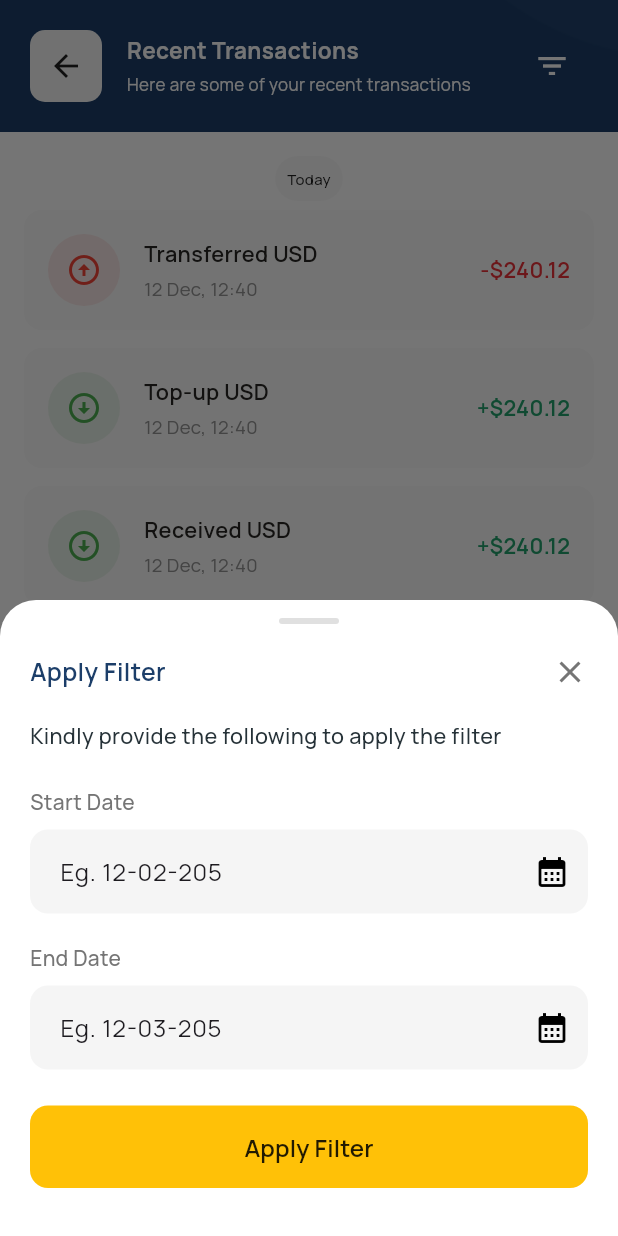
After one commit to mulwa/sareefx, a Flutter app: the RecentTransactionPage screen opened by its route, after a tap on the "filter list" icon, on a phone screen of 412 x 824 dp. The commit adds this screen. Run offline on Flutter 3.47's test engine with Material 3 defaults, Android fonts, the phone set to English and light mode, and no system bars; our stand-ins replace card_swiper, dotted_line, flutter_screenutil, flutter_svg, google_fonts, intl_phone_field and 4 more; missing offline and left inert: numpad_layout.

Commit message:
added recent transaction page

```diff
--- /dev/null
+++ b/lib/features/auth/widgets/custom_app_bar_two.dart
@@ -0,0 +1,77 @@
+import 'package:flutter/material.dart';
+import 'package:flutter_screenutil/flutter_screenutil.dart';
+import 'package:sareefx/features/auth/widgets/widgets.dart';
+import 'package:sareefx/utils/core.dart';
+
+class CustomAppBarTwo extends StatelessWidget {
+  final VoidCallback? onIconButtonPressed;
+  final String? title;
+  final String? subtitle;
+  final bool showIcon;
+  const CustomAppBarTwo({
+    super.key,
+    this.onIconButtonPressed,
+    this.title,
+    this.subtitle,
+    required this.showIcon,
+  });
+
+  @override
+  Widget build(BuildContext context) {
+    return Container(
+      decoration: BoxDecoration(
+        image: DecorationImage(
+          image: AssetImage(AssetsPath.dashBg),
+          fit: BoxFit.cover,
+        ),
+      ),
+      child: SafeArea(
+        bottom: false,
+        child: Padding(
+          padding: const EdgeInsets.all(20.0),
+          child: Row(
+            children: [
+              PopButton(onTap: () => Navigator.pop(context)),
+              SizedBox(width: 16.sp),
+              Expanded(
+                child: Column(
+                  crossAxisAlignment: CrossAxisAlignment.start,
+                  children: [
+                    Text(
+                      title!,
+                      style: TextStyle(
+                        color: AppColors.white,
+                        fontWeight: FontWeight.bold,
+                        fontSize: AppSizes.fontSizeMd,
+                      ),
+                    ),
+                    SizedBox(height: 4),
+                    Text(
+                      subtitle!,
+                      style: TextStyle(
+                        color: AppColors.white,
+                        fontSize: 11.sp,
+                        fontWeight: FontWeight.w400,
+                      ),
+                    ),
+                  ],
+                ),
+              ),
+              showIcon
+                  ? IconButton(
+                      icon: Icon(Icons.filter_list, color: Colors.white),
+                      onPressed: () {
+                        onIconButtonPressed != null
+                            ? onIconButtonPressed!()
+                            : null;
+                        // _showFilterBottomSheet(context);
+                      },
+                    )
+                  : SizedBox(),
+            ],
+          ),
+        ),
+      ),
+    );
+  }
+}
--- /dev/null
+++ b/lib/features/dashboard/transactions/recent_transaction_page.dart
@@ -0,0 +1,446 @@
+import 'package:flutter/material.dart';
+import 'package:flutter_screenutil/flutter_screenutil.dart';
+import 'package:google_fonts/google_fonts.dart';
+import 'package:sareefx/features/auth/widgets/custom_app_bar_two.dart';
+import 'package:sareefx/features/auth/widgets/widgets.dart';
+import 'package:sareefx/utils/core.dart';
+
+class RecentTransactionPage extends StatelessWidget {
+  const RecentTransactionPage({Key? key}) : super(key: key);
+
+  @override
+  Widget build(BuildContext context) {
+    return Scaffold(
+      body: Column(
+        children: [
+          // Header
+          CustomAppBarTwo(
+            title: 'Recent Transactions',
+            subtitle: 'Here are some of your recent transactions',
+            showIcon: true,
+            onIconButtonPressed: () => _showFilterBottomSheet(context),
+          ),
+          // Transactions List
+          Expanded(
+            child: ListView(
+              padding: EdgeInsets.symmetric(vertical: 16),
+              children: [
+                _buildDateHeader('Today'),
+                _buildTransactionItem(
+                  'Transferred USD',
+                  '12 Dec, 12:40',
+                  '-\$240.12',
+                  true,
+                  Icons.arrow_circle_up,
+                ),
+                _buildTransactionItem(
+                  'Top-up USD',
+                  '12 Dec, 12:40',
+                  '+\$240.12',
+                  false,
+                  Icons.arrow_circle_down,
+                ),
+                _buildTransactionItem(
+                  'Received USD',
+                  '12 Dec, 12:40',
+                  '+\$240.12',
+                  false,
+                  Icons.arrow_circle_down,
+                ),
+                SizedBox(height: 16),
+                _buildDateHeader('Yesterday'),
+                _buildTransactionItem(
+                  'Transferred USD',
+                  '12 Dec, 12:40',
+                  '-\$240.12',
+                  true,
+                  Icons.arrow_circle_up,
+                ),
+                _buildTransactionItem(
+                  'Top-up USD',
+                  '12 Dec, 12:40',
+                  '+\$240.12',
+                  false,
+                  Icons.arrow_circle_down,
+                ),
+                _buildTransactionItem(
+                  'Transferred USD',
+                  '12 Dec, 12:40',
+                  '-\$240.12',
+                  true,
+                  Icons.arrow_circle_up,
+                ),
+                _buildTransactionItem(
+                  'Received USD',
+                  '12 Dec, 12:40',
+                  '+\$240.12',
+                  false,
+                  Icons.arrow_circle_down,
+                ),
+                _buildTransactionItem(
+                  'Transferred USD',
+                  '12 Dec, 12:40',
+                  '-\$240.12',
+                  true,
+                  Icons.arrow_circle_up,
+                ),
+                _buildTransactionItem(
+                  'Top-up USD',
+                  '12 Dec, 12:40',
+                  '+\$240.12',
+                  false,
+                  Icons.arrow_circle_down,
+                ),
+                _buildTransactionItem(
+                  'Top-up USD',
+                  '12 Dec, 12:40',
+                  '+\$240.12',
+                  false,
+                  Icons.arrow_circle_down,
+                ),
+                _buildTransactionItem(
+                  'Top-up USD',
+                  '12 Dec, 12:40',
+                  '+\$240.12',
+                  false,
+                  Icons.arrow_circle_down,
+                ),
+              ],
+            ),
+          ),
+        ],
+      ),
+    );
+  }
+
+  Widget _buildDateHeader(String date) {
+    return Row(
+      mainAxisSize: MainAxisSize.min,
+      crossAxisAlignment: CrossAxisAlignment.center,
+      mainAxisAlignment: MainAxisAlignment.center,
+      children: [
+        Container(
+          decoration: BoxDecoration(
+            color: AppColors.colorF9,
+            borderRadius: BorderRadius.circular(100),
+          ),
+          child: Padding(
+            padding: const EdgeInsets.symmetric(horizontal: 8, vertical: 8),
+            child: Text(
+              date,
+              style: TextStyle(
+                fontSize: 10,
+                fontWeight: FontWeight.w500,
+                color: AppColors.color1E,
+              ),
+            ),
+          ),
+        ),
+      ],
+    );
+  }
+
+  Widget _buildTransactionItem(
+    String title,
+    String date,
+    String amount,
+    bool isNegative,
+    IconData icon,
+  ) {
+    return Container(
+      margin: EdgeInsets.symmetric(horizontal: 16, vertical: 6),
+      padding: EdgeInsets.all(16),
+      decoration: BoxDecoration(
+        color: Colors.grey[50],
+        borderRadius: BorderRadius.circular(12),
+      ),
+      child: Row(
+        children: [
+          Container(
+            padding: EdgeInsets.all(12),
+            decoration: BoxDecoration(
+              color: isNegative
+                  ? Colors.red.withOpacity(0.1)
+                  : Colors.green.withOpacity(0.1),
+              shape: BoxShape.circle,
+            ),
+            child: Icon(
+              icon,
+              color: isNegative ? Colors.red : Colors.green,
+              size: 24,
+            ),
+          ),
+          SizedBox(width: 16),
+          Expanded(
+            child: Column(
+              crossAxisAlignment: CrossAxisAlignment.start,
+              children: [
+                Text(
+                  title,
+                  style: TextStyle(
+                    fontSize: 14.sp,
+                    fontWeight: FontWeight.w600,
+                    color: AppColors.color27,
+                    fontFamily: GoogleFonts.manrope().fontFamily,
+                  ),
+                ),
+                SizedBox(height: 4),
+                Text(
+                  date,
+                  style: TextStyle(
+                    fontFamily: GoogleFonts.manrope().fontFamily,
+                    fontSize: 12.sp,
+                    color: AppColors.color94,
+                  ),
+                ),
+              ],
+            ),
+          ),
+          Text(
+            amount,
+            style: TextStyle(
+              fontSize: 14.sp,
+              fontWeight: FontWeight.w600,
+              color: isNegative ? AppColors.colorEB : AppColors.color23,
+              fontFamily: GoogleFonts.manrope().fontFamily,
+            ),
+          ),
+        ],
+      ),
+    );
+  }
+
+  void _showFilterBottomSheet(BuildContext context) {
+    showModalBottomSheet(
+      context: context,
+      isScrollControlled: true,
+      backgroundColor: Colors.transparent,
+      builder: (context) => FilterBottomSheet(),
+    );
+  }
+}
+
+class FilterBottomSheet extends StatefulWidget {
+  const FilterBottomSheet({Key? key}) : super(key: key);
+
+  @override
+  State<FilterBottomSheet> createState() => _FilterBottomSheetState();
+}
+
+class _FilterBottomSheetState extends State<FilterBottomSheet> {
+  TextEditingController startDateController = TextEditingController(
+    text: 'Eg. 12-02-205',
+  );
+  TextEditingController endDateController = TextEditingController(
+    text: 'Eg. 12-03-205',
+  );
+
+  @override
+  Widget build(BuildContext context) {
+    return Container(
+      decoration: BoxDecoration(
+        color: Colors.white,
+        borderRadius: BorderRadius.only(
+          topLeft: Radius.circular(24),
+          topRight: Radius.circular(24),
+        ),
+      ),
+      padding: EdgeInsets.only(
+        bottom: MediaQuery.of(context).viewInsets.bottom,
+      ),
+      child: Column(
+        mainAxisSize: MainAxisSize.min,
+        children: [
+          // Handle bar
+          Container(
+            margin: EdgeInsets.only(top: 12),
+            width: 40,
+            height: 4,
+            decoration: BoxDecoration(
+              color: Colors.grey[300],
+              borderRadius: BorderRadius.circular(2),
+            ),
+          ),
+          // Header
+          Padding(
+            padding: const EdgeInsets.all(20.0),
+            child: Row(
+              mainAxisAlignment: MainAxisAlignment.spaceBetween,
+              children: [
+                Text(
+                  'Apply Filter',
+                  style: TextStyle(
+                    fontSize: 16.sp,
+                    color: AppColors.color1C,
+                    fontWeight: FontWeight.w600,
+                    fontFamily: GoogleFonts.manrope().fontFamily,
+                  ),
+                ),
+                GestureDetector(
+                  onTap: () => Navigator.pop(context),
+                  child: Icon(Icons.close, color: Colors.grey[600]),
+                ),
+              ],
+            ),
+          ),
+          // Subtitle
+          Padding(
+            padding: const EdgeInsets.symmetric(horizontal: 20.0),
+            child: Align(
+              alignment: Alignment.centerLeft,
+              child: Text(
+                'Kindly provide the following to apply the filter',
+                style: TextStyle(
+                  fontSize: 14.sp,
+                  color: AppColors.color26,
+                  fontWeight: FontWeight.w500,
+                  fontFamily: GoogleFonts.manrope().fontFamily,
+                ),
+              ),
+            ),
+          ),
+          SizedBox(height: 24),
+          // Start Date
+          Padding(
+            padding: const EdgeInsets.symmetric(horizontal: 20.0),
+            child: Column(
+              crossAxisAlignment: CrossAxisAlignment.start,
+              children: [
+                Text(
+                  'Start Date',
+                  style: TextStyle(
+                    fontSize: 14,
+                    color: Colors.grey[600],
+                    fontWeight: FontWeight.w500,
+                  ),
+                ),
+                SizedBox(height: 8),
+                TextField(
+                  controller: startDateController,
+                  readOnly: true,
+                  decoration: InputDecoration(
+                    suffixIcon: Icon(
+                      Icons.calendar_month,
+                      color: AppColors.color00,
+                    ),
+                    filled: true,
+                    fillColor: Colors.grey[100],
+                    border: OutlineInputBorder(
+                      borderRadius: BorderRadius.circular(12),
+                      borderSide: BorderSide.none,
+                    ),
+                    contentPadding: EdgeInsets.symmetric(
+                      horizontal: 16,
+                      vertical: 16,
+                    ),
+                  ),
+                  onTap: () async {
+                    DateTime? picked = await showDatePicker(
+                      context: context,
+                      initialDate: DateTime.now(),
+                      firstDate: DateTime(2020),
+                      lastDate: DateTime(2030),
+                    );
+                    if (picked != null) {
+                      startDateController.text =
+                          '${picked.day.toString().padLeft(2, '0')}-${picked.month.toString().padLeft(2, '0')}-${picked.year}';
+                    }
+                  },
+                ),
+              ],
+            ),
+          ),
+          SizedBox(height: 20),
+          // End Date
+          Padding(
+            padding: const EdgeInsets.symmetric(horizontal: 20.0),
+            child: Column(
+              crossAxisAlignment: CrossAxisAlignment.start,
+              children: [
+                Text(
+                  'End Date',
+                  style: TextStyle(
+                    fontSize: 14,
+                    color: Colors.grey[600],
+                    fontWeight: FontWeight.w500,
+                  ),
+                ),
+                SizedBox(height: 8),
+                TextField(
+                  controller: endDateController,
+                  readOnly: true,
+                  decoration: InputDecoration(
+                    suffixIcon: Icon(
+                      Icons.calendar_month,
+                      color: AppColors.color00,
+                    ),
+                    filled: true,
+                    fillColor: Colors.grey[100],
+                    border: OutlineInputBorder(
+                      borderRadius: BorderRadius.circular(12),
+                      borderSide: BorderSide.none,
+                    ),
+                    contentPadding: EdgeInsets.symmetric(
+                      horizontal: 16,
+                      vertical: 16,
+                    ),
+                  ),
+                  onTap: () async {
+                    DateTime? picked = await showDatePicker(
+                      context: context,
+                      initialDate: DateTime.now(),
+                      firstDate: DateTime(2020),
+                      lastDate: DateTime(2030),
+                    );
+                    if (picked != null) {
+                      endDateController.text =
+                          '${picked.day.toString().padLeft(2, '0')}-${picked.month.toString().padLeft(2, '0')}-${picked.year}';
+                    }
+                  },
+                ),
+              ],
+            ),
+          ),
+          SizedBox(height: 24),
+          // Apply Button
+          Padding(
+            padding: const EdgeInsets.symmetric(horizontal: 20.0),
+            child: SizedBox(
+              width: double.infinity,
+              child: ElevatedButton(
+                onPressed: () {
+                  Navigator.pop(context);
+                  // Apply filter logic here
+                },
+                style: ElevatedButton.styleFrom(
+                  backgroundColor: Color(0xFFFFC107),
+                  padding: EdgeInsets.symmetric(vertical: 16),
+                  shape: RoundedRectangleBorder(
+                    borderRadius: BorderRadius.circular(12),
+                  ),
+                  elevation: 0,
+                ),
+                child: Text(
+                  'Apply Filter',
+                  style: TextStyle(
+                    fontSize: 16,
+                    fontWeight: FontWeight.w600,
+                    color: Colors.black87,
+                  ),
+                ),
+              ),
+            ),
+          ),
+          SizedBox(height: 32),
+        ],
+      ),
+    );
+  }
+
+  @override
+  void dispose() {
+    startDateController.dispose();
+    endDateController.dispose();
+    super.dispose();
+  }
+}
--- a/lib/features/dashboard/views/screens/dashboard_screen.dart
+++ b/lib/features/dashboard/views/screens/dashboard_screen.dart
@@ -223,11 +223,19 @@ class _DashboardScreenState extends State<DashboardScreen> {
                           fontWeight: FontWeight.w600,
                         ),
                       ),
-                      Text(
-                        l10n.seeMore,
-                        style: const TextStyle(
-                          fontSize: 14,
-                          fontWeight: FontWeight.w600,
+                      GestureDetector(
+                        onTap: () {
+                          Navigator.of(
+                            context,
+                            rootNavigator: true,
+                          ).pushNamed(AppRouter.recentTransactionRoute);
+                        },
+                        child: Text(
+                          l10n.seeMore,
+                          style: const TextStyle(
+                            fontSize: 14,
+                            fontWeight: FontWeight.w600,
+                          ),
                         ),
                       ),
                     ],
--- a/lib/utils/constants/app_colors.dart
+++ b/lib/utils/constants/app_colors.dart
@@ -62,4 +62,9 @@ class AppColors {
   static const Color colorED = Color(0xFFEDEDED);
   static const Color color70 = Color(0xFF707070);
   static const Color color3D = Color(0xFF3D3D3D);
+  static const Color colorF9 = Color(0xFFF9F9F9);
+  static const Color color27 = Color(0xFF272623);
+  static const Color color94 = Color(0xFF949494);
+  static const Color color26 = Color(0xFF263238);
+  static const Color color00 = Color(0xFF000000);
 }
--- a/lib/utils/router/app_router.dart
+++ b/lib/utils/router/app_router.dart
@@ -13,6 +13,7 @@ import 'package:sareefx/features/auth/views/verify_phone_screen.dart';
 import 'package:sareefx/features/dashboard/topUp/top_up_page.dart';
 import 'package:sareefx/features/dashboard/topUp/top_up_receipt_page.dart';
 import 'package:sareefx/features/dashboard/topUp/verify_top_up.dart';
+import 'package:sareefx/features/dashboard/transactions/recent_transaction_page.dart';
 import 'package:sareefx/features/dashboard/views/screens/dashboard_screen.dart';
 import 'package:sareefx/features/dashboard/views/screens/landing_screen.dart';
 import 'package:sareefx/features/onboard/view/screens/onboard_screen.dart';
@@ -34,6 +35,7 @@ class AppRouter {
   static const String topUpRoute = 'top-up-route';
   static const String verifyTopUpRoute = 'verify-top-up-route';
   static const String topUpReceiptRoute = 'top-up-receipt-route';
+  static const String recentTransactionRoute = 'recent-transaction-route';
 
   static Route<String>? onGenerateRoute(RouteSettings settings) {
     print('onGenerateRoute called with: ${settings.name}');
@@ -101,6 +103,10 @@ class AppRouter {
         return MaterialPageRoute(
           builder: (context) => const TopUpReceiptPage(),
         );
+      case recentTransactionRoute:
+        return MaterialPageRoute(
+          builder: (context) => const RecentTransactionPage(),
+        );
     }
 
     return null;
```
